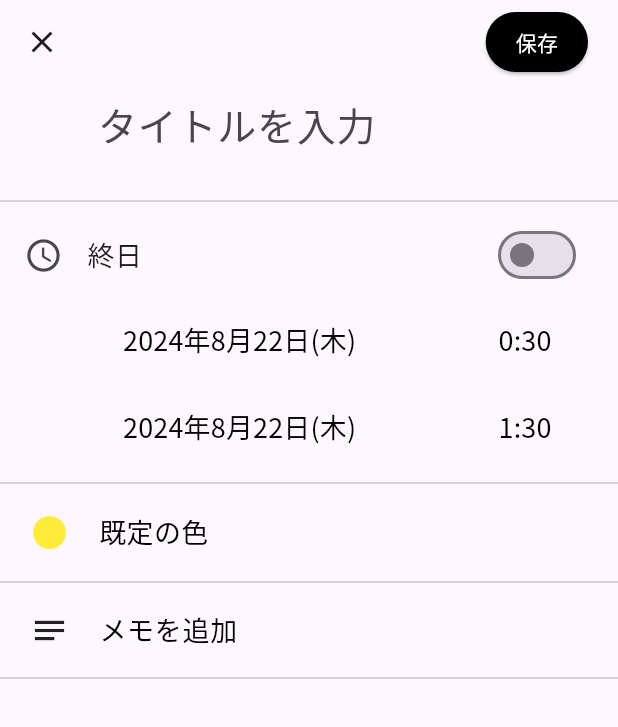
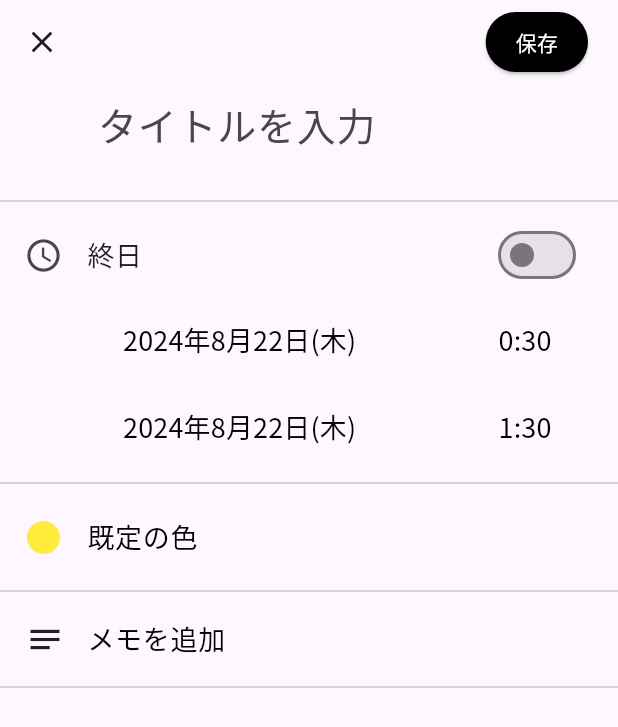
Before and after one commit to Ferret-Missle/CalendarApp, a Flutter app: the EventAddPage screen opened directly, on a phone screen of 412 x 824 dp. Shown: the top 727 px of the screen. Run offline on Flutter 3.47's test engine with Material 3 defaults, Android fonts, the phone set to English and light mode, and no system bars; our stand-ins replace table_calendar.

Commit message:
0816-0232
Signed-off-by: shosan <shosan.918@gmail.com>

```diff
--- a/lib/eventEdit.dart
+++ b/lib/eventEdit.dart
@@ -148,11 +148,9 @@ class _EventAddPageState extends State<EventAddPage> {
               trailing: Switch(
                 value: isOn,
                 onChanged: (bool? value) {
-                  if (value != null) {
                   setState(() {
-                      isOn = value;
+                    isOn = value!;
                   });
-                  }
                 },
                 activeColor: Theme.of(context).brightness == Brightness.dark
                     ? Colors.black
@@ -162,51 +160,13 @@ class _EventAddPageState extends State<EventAddPage> {
                         ? Colors.white
                         : Colors.black,
               ),
+              onTap: () {
+                setState(() {
+                  isOn = !isOn;
+                });
+              },
             ),
           ),
-
-          // Padding(
-          //   padding: EdgeInsets.symmetric(vertical: 10),
-          //   child: Row(
-          //     children: [
-          //       Padding(
-          //         padding: const EdgeInsets.only(left: 20, right: 20),
-          //         child: Icon(
-          //           Icons.access_time_rounded,
-          //           size: 26,
-          //         ),
-          //       ),
-          //       Text(
-          //         '終日',
-          //         style: TextStyle(
-          //           fontSize: 18,
-          //           fontWeight: FontWeight.w500,
-          //         ),
-          //       ),
-          //       Spacer(),
-          //       Padding(
-          //         padding: EdgeInsets.only(right: 25),
-          //         child: Switch(
-          //           value: isOn,
-          //           onChanged: (bool? value) {
-          //             if (value != null) {
-          //               setState(() {
-          //                 isOn = value;
-          //               });
-          //             }
-          //           },
-          //           activeColor: Theme.of(context).brightness == Brightness.dark
-          //               ? Colors.black
-          //               : Colors.white,
-          //           activeTrackColor:
-          //               Theme.of(context).brightness == Brightness.dark
-          //                   ? Colors.white
-          //                   : Colors.black,
-          //         ),
-          //       ),
-          //     ],
-          //   ),
-          // ),
           Padding(
             padding: EdgeInsets.symmetric(vertical: 5),
             child: Row(children: [
@@ -292,23 +252,16 @@ class _EventAddPageState extends State<EventAddPage> {
             ]),
           ),
           Divider(),
-          GestureDetector(
+          Container(
+            width: double.infinity,
+            child: ListTile(
               onTap: _pickColor,
-            child: SizedBox(
-              height: 50,
-              child: Row(
-                children: [
-                  Padding(
-                    padding: const EdgeInsets.only(left: 20, right: 20),
-                    child: Icon(
+              leading: Icon(
                 Icons.circle,
                 color: eventColor,
                 size: 26,
               ),
-                  ),
-                  Expanded(
-                    child: Text(
-                      // textAlign: TextAlign.left,
+              title: Text(
                 colorName,
                 style: TextStyle(
                   fontSize: 18,
@@ -319,15 +272,12 @@ class _EventAddPageState extends State<EventAddPage> {
                 ),
               ),
             ),
-                ],
-              ),
-            ),
           ),
           Divider(),
           Row(
             children: [
               Padding(
-                padding: const EdgeInsets.only(left: 20, right: 20),
+                padding: const EdgeInsets.only(left: 17, right: 15),
                 child: Icon(
                   Icons.notes,
                   size: 26,
```
Lines whose indentation alone changed are shown as unchanged.
